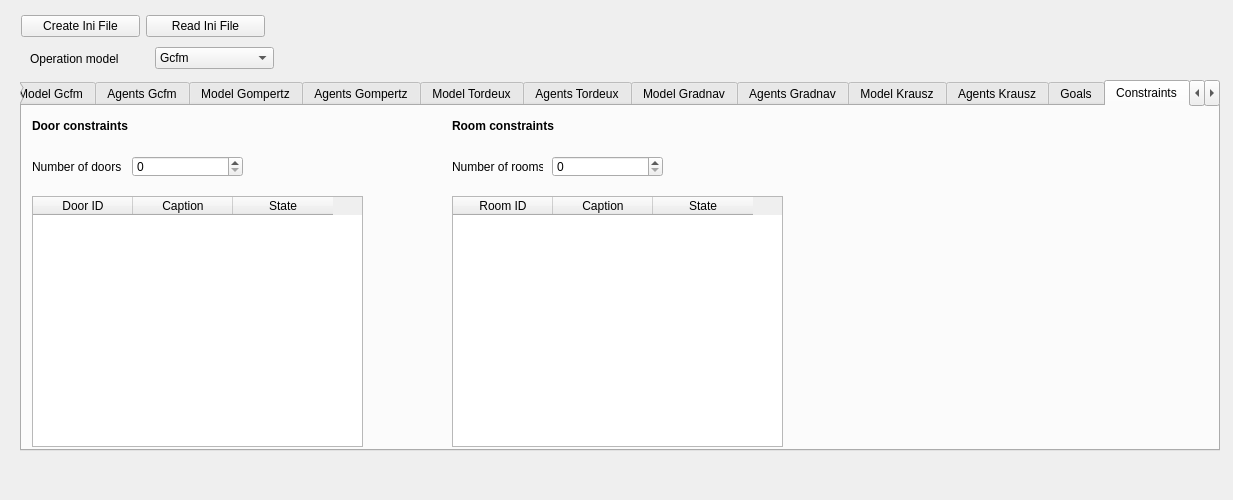
Before: the Qt Designer form forms/inifilewidget.ui in JuPedSim/jpseditor, drawn with Qt 5.
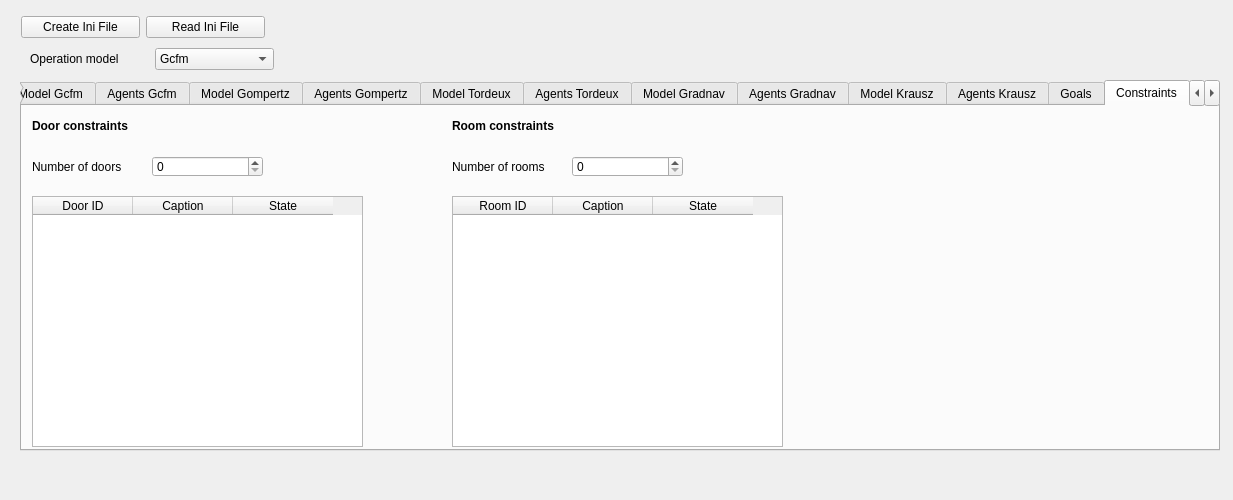
After: the same form once the commit is applied. The open tabs and pages were chosen to show the change.

Commit message: Fix inifile widget - #126 XML file for traffic

```diff
--- a/forms/inifilewidget.ui
+++ b/forms/inifilewidget.ui
@@ -4092,7 +4092,7 @@
       <rect>
        <x>10</x>
        <y>50</y>
-       <width>91</width>
+       <width>111</width>
        <height>21</height>
       </rect>
      </property>
@@ -4103,7 +4103,7 @@
     <widget class="QSpinBox" name="spinBox_constraints_1">
      <property name="geometry">
       <rect>
-       <x>110</x>
+       <x>130</x>
        <y>50</y>
        <width>111</width>
        <height>21</height>
@@ -4115,7 +4115,7 @@
       <rect>
        <x>430</x>
        <y>10</y>
-       <width>111</width>
+       <width>121</width>
        <height>21</height>
       </rect>
      </property>
@@ -4126,7 +4126,7 @@
     <widget class="QSpinBox" name="spinBox_constraints_2">
      <property name="geometry">
       <rect>
-       <x>530</x>
+       <x>550</x>
        <y>50</y>
        <width>111</width>
        <height>21</height>
@@ -4138,7 +4138,7 @@
       <rect>
        <x>430</x>
        <y>50</y>
-       <width>91</width>
+       <width>121</width>
        <height>21</height>
       </rect>
      </property>
@@ -4599,13 +4599,13 @@
     <string/>
    </property>
   </widget>
-  <widget class="QWidget" name="">
+  <widget class="QWidget" name="layoutWidget">
    <property name="geometry">
     <rect>
      <x>21</x>
      <y>11</y>
      <width>244</width>
-     <height>31</height>
+     <height>32</height>
     </rect>
    </property>
    <layout class="QHBoxLayout" name="horizontalLayout_2">
@@ -4625,13 +4625,13 @@
     </item>
    </layout>
   </widget>
-  <widget class="QWidget" name="">
+  <widget class="QWidget" name="layoutWidget">
    <property name="geometry">
     <rect>
      <x>30</x>
      <y>43</y>
      <width>244</width>
-     <height>31</height>
+     <height>32</height>
     </rect>
    </property>
    <layout class="QHBoxLayout" name="horizontalLayout">
```
Left out of the diff: 30 changed lines with no effect on the pictures. The commit also changes 1 other file.
